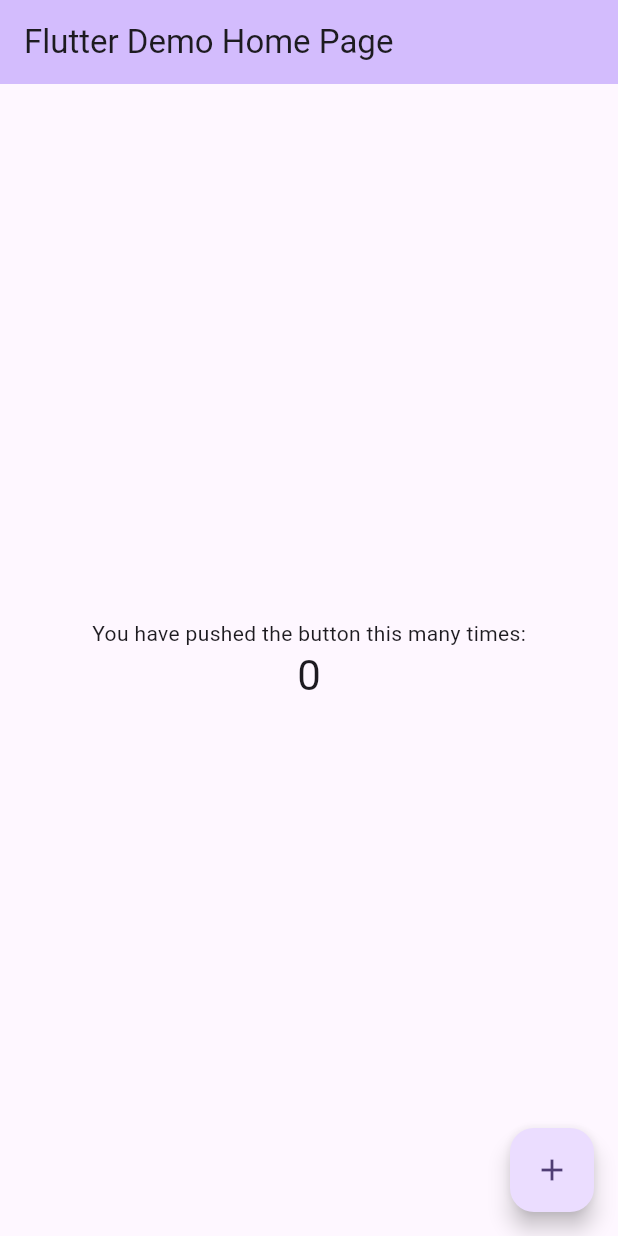
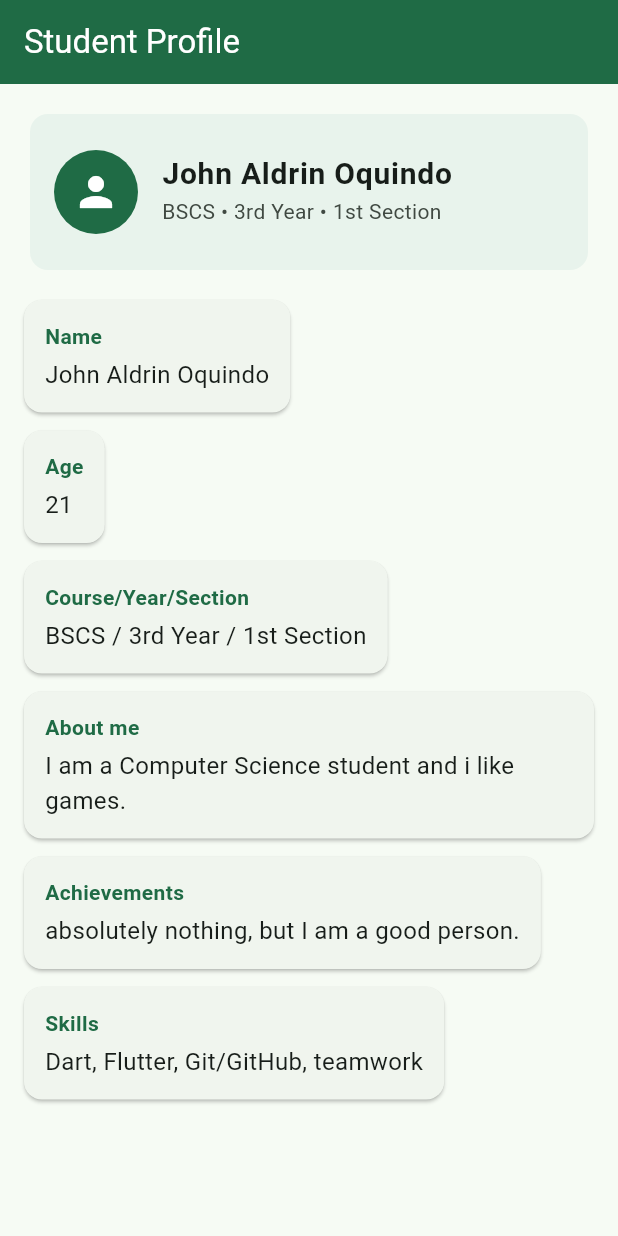
Before and after one commit to oquindoaldrin/dcit26-compilation, a Flutter app: the screen it shows after launch, on a phone screen of 412 x 824 dp. Run offline on Flutter 3.47's test engine with Material 3 defaults, Android fonts, the phone set to English and light mode, and no system bars; our stand-ins replace material_ui; accounts and stored records are empty.

Commit message:
change lab2

```diff
--- a/lab2_student_profile/lib/main.dart
+++ b/lab2_student_profile/lib/main.dart
@@ -1,121 +1,113 @@
-import 'package:material_ui/material_ui.dart';
+import 'package:flutter/material.dart';
 
-void main() {
-  runApp(const MyApp());
-}
+void main() => runApp(const StudentProfileApp());
 
-class MyApp extends StatelessWidget {
-  const MyApp({super.key});
+class StudentProfileApp extends StatelessWidget {
+  const StudentProfileApp({super.key});
 
-  // This widget is the root of your application.
   @override
   Widget build(BuildContext context) {
     return MaterialApp(
-      title: 'Flutter Demo',
+      title: 'Lab 2 - Student Profile',
+      debugShowCheckedModeBanner: false,
       theme: ThemeData(
-        // This is the theme of your application.
-        //
-        // TRY THIS: Try running your application with "flutter run". You'll see
-        // the application has a purple toolbar. Then, without quitting the app,
-        // try changing the seedColor in the colorScheme below to Colors.green
-        // and then invoke "hot reload" (save your changes or press the "hot
-        // reload" button in a Flutter-supported IDE, or press "r" if you used
-        // the command line to start the app).
-        //
-        // Notice that the counter didn't reset back to zero; the application
-        // state is not lost during the reload. To reset the state, use hot
-        // restart instead.
-        //
-        // This works for code too, not just values: Most code changes can be
-        // tested with just a hot reload.
-        colorScheme: .fromSeed(seedColor: Colors.deepPurple),
+        colorScheme: ColorScheme.fromSeed(seedColor: const Color(0xFF1F6B45)),
+        useMaterial3: true,
       ),
-      home: const MyHomePage(title: 'Flutter Demo Home Page'),
+      home: const StudentProfileScreen(),
     );
   }
 }
 
-class MyHomePage extends StatefulWidget {
-  const MyHomePage({super.key, required this.title});
+class StudentProfileScreen extends StatelessWidget {
+  const StudentProfileScreen({super.key});
 
-  // This widget is the home page of your application. It is stateful, meaning
-  // that it has a State object (defined below) that contains fields that affect
-  // how it looks.
-
-  // This class is the configuration for the state. It holds the values (in this
-  // case the title) provided by the parent (in this case the App widget) and
-  // used by the build method of the State. Fields in a Widget subclass are
-  // always marked "final".
-
-  final String title;
-
-  @override
-  State<MyHomePage> createState() => _MyHomePageState();
-}
-
-class _MyHomePageState extends State<MyHomePage> {
-  int _counter = 0;
-
-  void _incrementCounter() {
-    setState(() {
-      // This call to setState tells the Flutter framework that something has
-      // changed in this State, which causes it to rerun the build method below
-      // so that the display can reflect the updated values. If we changed
-      // _counter without calling setState(), then the build method would not be
-      // called again, and so nothing would appear to happen.
-      _counter++;
-    });
-  }
+  static const green = Color(0xFF1F6B45);
 
   @override
   Widget build(BuildContext context) {
-    // This method is rerun every time setState is called, for instance as done
-    // by the _incrementCounter method above.
-    //
-    // The Flutter framework has been optimized to make rerunning build methods
-    // fast, so that you can just rebuild anything that needs updating rather
-    // than having to individually change instances of widgets.
     return Scaffold(
       appBar: AppBar(
-        // TRY THIS: Try changing the color here to a specific color (to
-        // Colors.amber, perhaps?) and trigger a hot reload to see the AppBar
-        // change color while the other colors stay the same.
-        backgroundColor: Theme.of(context).colorScheme.inversePrimary,
-        // Here we take the value from the MyHomePage object that was created by
-        // the App.build method, and use it to set our appbar title.
-        title: Text(widget.title),
+        backgroundColor: green,
+        foregroundColor: Colors.white,
+        title: const Text('Student Profile'),
       ),
-      body: Center(
-        // Center is a layout widget. It takes a single child and positions it
-        // in the middle of the parent.
+      body: SingleChildScrollView(
+        padding: const EdgeInsets.all(16),
         child: Column(
-          // Column is also a layout widget. It takes a list of children and
-          // arranges them vertically. By default, it sizes itself to fit its
-          // children horizontally, and tries to be as tall as its parent.
-          //
-          // Column has various properties to control how it sizes itself and
-          // how it positions its children. Here we use mainAxisAlignment to
-          // center the children vertically; the main axis here is the vertical
-          // axis because Columns are vertical (the cross axis would be
-          // horizontal).
-          //
-          // TRY THIS: Invoke "debug painting" (choose the "Toggle Debug Paint"
-          // action in the IDE, or press "p" in the console), to see the
-          // wireframe for each widget.
-          mainAxisAlignment: .center,
+          crossAxisAlignment: CrossAxisAlignment.start,
           children: [
-            const Text('You have pushed the button this many times:'),
-            Text(
-              '$_counter',
-              style: Theme.of(context).textTheme.headlineMedium,
+            // Header card
+            Card(
+              color: const Color(0xFFE8F3EC),
+              elevation: 0,
+              child: ListTile(
+                contentPadding: const EdgeInsets.all(16),
+                leading: const CircleAvatar(
+                  radius: 28,
+                  backgroundColor: green,
+                  child: Icon(Icons.person, color: Colors.white, size: 32),
+                ),
+                title: const Text(
+                  'John Aldrin Oquindo',
+                  style: TextStyle(fontSize: 20, fontWeight: FontWeight.bold),
+                ),
+                subtitle: const Text('BSCS • 3rd Year • 1st Section'),
+              ),
+            ),
+            const SizedBox(height: 16),
+            const ProfileField(label: 'Name', value: 'John Aldrin Oquindo'),
+            const ProfileField(label: 'Age', value: '21'),
+            const ProfileField(
+              label: 'Course/Year/Section',
+              value: 'BSCS / 3rd Year / 1st Section',
+            ),
+            const ProfileField(
+              label: 'About me',
+              value: 'I am a Computer Science student and i like games.',
+            ),
+            const ProfileField(
+              label: 'Achievements',
+              value: 'absolutely nothing, but I am a good person.',
+            ),
+            const ProfileField(
+              label: 'Skills',
+              value: 'Dart, Flutter, Git/GitHub, teamwork',
             ),
           ],
         ),
       ),
-      floatingActionButton: FloatingActionButton(
-        onPressed: _incrementCounter,
-        tooltip: 'Increment',
-        child: const Icon(Icons.add),
+    );
+  }
+}
+
+class ProfileField extends StatelessWidget {
+  final String label;
+  final String value;
+
+  const ProfileField({super.key, required this.label, required this.value});
+
+  @override
+  Widget build(BuildContext context) {
+    return Card(
+      margin: const EdgeInsets.only(bottom: 12),
+      child: Padding(
+        padding: const EdgeInsets.all(14),
+        child: Column(
+          crossAxisAlignment: CrossAxisAlignment.start,
+          children: [
+            Text(
+              label,
+              style: const TextStyle(
+                fontSize: 14,
+                fontWeight: FontWeight.bold,
+                color: StudentProfileScreen.green,
+              ),
+            ),
+            const SizedBox(height: 4),
+            Text(value, style: const TextStyle(fontSize: 16)),
+          ],
+        ),
       ),
     );
   }
--- a/lab2_student_profile/pubspec.yaml
+++ b/lab2_student_profile/pubspec.yaml
@@ -1,4 +1,4 @@
-name: lab2_student_profile
+name: lab2
 description: "A new Flutter project."
 # The following line prevents the package from being accidentally published to
 # pub.dev using `flutter pub publish`. This is preferred for private packages.
```
Also changed, not shown: 18 other files.
